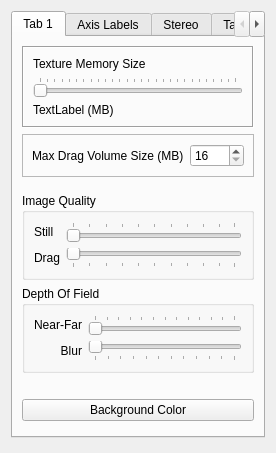
Old version of the form drishti/preferenceswidget.ui in the repository nci/drishti.
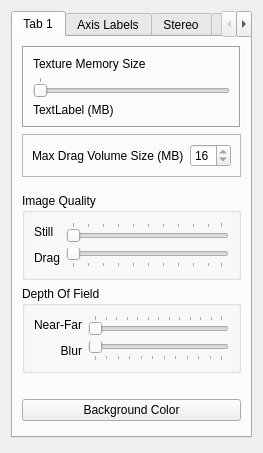
New version of the form.

Patch:
```diff
--- a/drishti/preferenceswidget.ui
+++ b/drishti/preferenceswidget.ui
@@ -76,7 +76,7 @@
              <number>1</number>
             </property>
             <property name="maximum">
-             <number>136</number>
+             <number>4</number>
             </property>
             <property name="pageStep">
              <number>10</number>
@@ -332,7 +332,7 @@
              <number>16</number>
             </property>
             <property name="maximum">
-             <number>1024</number>
+             <number>16</number>
             </property>
             <property name="singleStep">
              <number>1</number>
```
